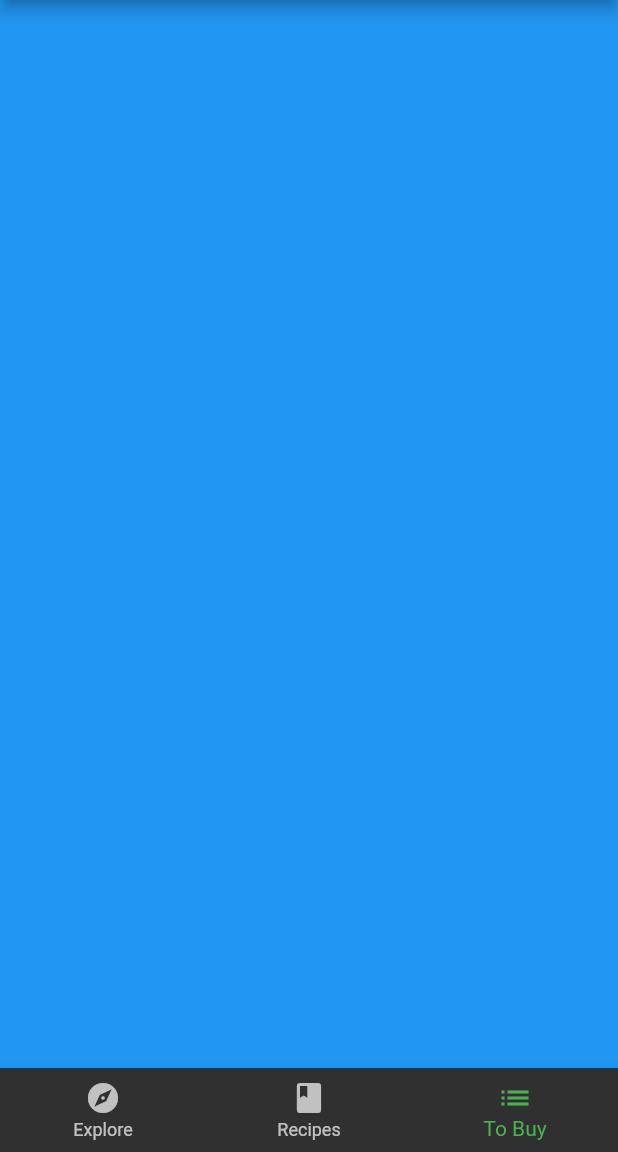
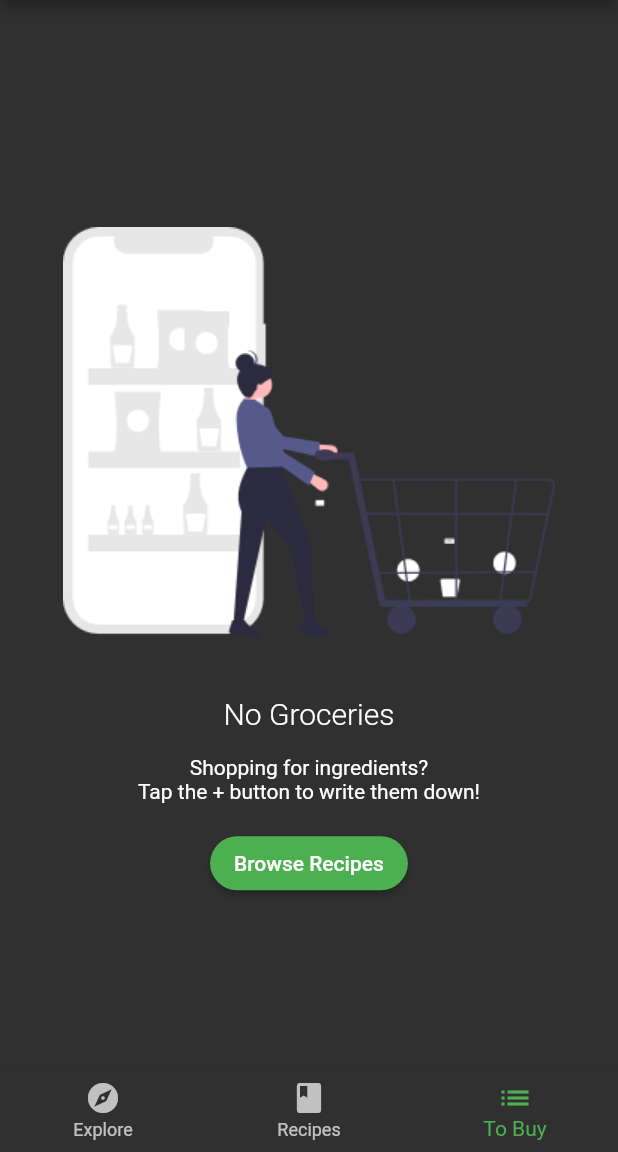
Before and after one commit to oaaees/Fooderlich-flutter, a Flutter app: the screen it shows after launch, item 3 of the bottom bar chosen, on a phone screen of 412 x 824 dp, the part 84-1236 px from its top. Run offline on Flutter 3.47's test engine with Material 2 defaults, Android fonts, the phone set to English and light mode, and no system bars; our stand-ins replace google_fonts.

Commit message:
Added empty_recipe_screen.dart and added a Provider to manage tab state

```diff
--- a/lib/api/mock_fooderlich_service.dart
+++ b/lib/api/mock_fooderlich_service.dart
@@ -17,7 +17,7 @@
   // Get sample explore recipes json to display in ui
   Future<List<ExploreRecipe>> _getTodayRecipes() async {
     // Simulate api request wait time
-    await Future.delayed(const Duration(milliseconds: 1000));
+    await Future.delayed(const Duration(milliseconds: 50));
     // Load json from file system
     final dataString =
         await _loadAsset('assets/sample_data/sample_explore_recipes.json');
@@ -39,7 +39,7 @@
   // Get the sample friend json posts to display in ui
   Future<List<Post>> _getFriendFeed() async {
     // Simulate api request wait time
-    await Future.delayed(const Duration(milliseconds: 1000));
+    await Future.delayed(const Duration(milliseconds: 500));
     // Load json from file system
     final dataString =
         await _loadAsset('assets/sample_data/sample_friends_feed.json');
@@ -61,7 +61,7 @@
   // Get the sample recipe json to display in ui
   Future<List<SimpleRecipe>> getRecipes() async {
     // Simulate api request wait time
-    await Future.delayed(const Duration(milliseconds: 1000));
+    await Future.delayed(const Duration(milliseconds: 500));
     // Load json from file system
     final dataString =
         await _loadAsset('assets/sample_data/sample_recipes.json');
--- a/lib/components/recipes_grid_view.dart
+++ b/lib/components/recipes_grid_view.dart
@@ -24,7 +24,7 @@
         gridDelegate: const SliverGridDelegateWithMaxCrossAxisExtent(
           //To make it one column, you can increase this number
           //until its bigger than the screen
-          maxCrossAxisExtent: 200,
+          maxCrossAxisExtent: 400,
         ),
         itemBuilder: (context, index) {
           final recipe = recipes[index];
--- a/lib/home.dart
+++ b/lib/home.dart
@@ -1,6 +1,10 @@
 import 'package:flutter/material.dart';
+import 'package:provider/provider.dart';
+import 'models/models.dart';
+
 import 'screens/explore_screen.dart';
 import 'screens/recipes_screen.dart';
+import 'screens/grocery_screen.dart';
 
 class Home extends StatefulWidget {
   const Home({super.key});
@@ -10,22 +14,15 @@
 }
 
 class HomeState extends State<Home> {
-  int _selectedIndex = 0;
-
   static List<Widget> pages = <Widget>[
     const ExploreScreen(),
     RecipeScreen(),
-    Container(color: Colors.blue),
+    const GroceryScreen(),
   ];
-
-  void _onItemTapped(int index) {
-    setState(() {
-      _selectedIndex = index;
-    });
-  }
 
   @override
   Widget build(BuildContext context) {
+    return Consumer<TabManager>(builder: (context, tabManager, child){
       return Scaffold(
         appBar: AppBar(
           title: Text(
@@ -33,12 +30,14 @@
             style: Theme.of(context).textTheme.titleLarge,
           ),
         ),
-      body: pages[_selectedIndex],
+        //TODO: replace body
+        body: pages[tabManager.selectedTab],
         bottomNavigationBar: BottomNavigationBar(
-        selectedItemColor: Theme.of(context).textSelectionTheme.selectionColor,
-        currentIndex: _selectedIndex,
-        onTap: _onItemTapped,
-        items: const <BottomNavigationBarItem>[
+          selectedItemColor: Theme.of(context)
+          .textSelectionTheme.selectionColor,
+          currentIndex: tabManager.selectedTab,
+          onTap: (index) { tabManager.goToTab(index); },
+          items: const [
             BottomNavigationBarItem(
               icon: Icon(Icons.explore),
               label: 'Explore',
@@ -54,5 +53,6 @@
           ],
         ),
       );
+    });
   }
 }
--- a/lib/main.dart
+++ b/lib/main.dart
@@ -2,6 +2,8 @@
 
 import 'package:flutter/material.dart';
 
+import 'package:provider/provider.dart';
+import 'models/models.dart';
 import 'fooderlich_theme.dart';
 import 'home.dart';
 
@@ -20,7 +22,13 @@
       ),
       theme: theme,
       title: 'Fooderlich',
-      home: const Home(),
+      home: MultiProvider(
+        providers: [
+          ChangeNotifierProvider(create: (context) => TabManager()),
+          //TODO: Add GroceryManager Provider
+        ],
+        child: const Home(),
+      )
     );
   }
 }
--- a/lib/models/models.dart
+++ b/lib/models/models.dart
@@ -2,3 +2,5 @@
 export 'post.dart';
 export 'simple_recipe.dart';
 export 'explore_data.dart';
+export 'grocery_item.dart';
+export 'tab_manager.dart';
--- /dev/null
+++ b/lib/models/tab_manager.dart
@@ -0,0 +1,15 @@
+import 'package:flutter/material.dart';
+
+class TabManager extends ChangeNotifier {
+  int selectedTab = 0;
+
+  void goToTab(index){
+    selectedTab = index;
+    notifyListeners();
+  }
+
+  void goToRecipes(){
+    selectedTab = 1;
+    notifyListeners();
+  }
+}
--- /dev/null
+++ b/lib/screens/empty_grocery_screen.dart
@@ -0,0 +1,49 @@
+import 'package:flutter/material.dart';
+import 'package:provider/provider.dart';
+import '../models/models.dart';
+
+class EmptyGroceryScreen extends StatelessWidget {
+  const EmptyGroceryScreen({super.key});
+
+  @override
+  Widget build(BuildContext context){
+    //TODO: Replace and add layout widgets
+    return Padding(
+      padding: const EdgeInsets.all(30),
+      child: Center(
+        child: Column(
+          mainAxisAlignment: MainAxisAlignment.center,
+          children: [
+            Flexible(
+              child: AspectRatio(
+                aspectRatio: 1/1,
+                child: Image.asset('assets/fooderlich_assets/empty_list.png')
+              )
+            ),
+            Text(
+              'No Groceries',
+              style: Theme.of(context).textTheme.headline6,
+            ),
+            const SizedBox(height: 16),
+            const Text(
+              'Shopping for ingredients?\nTap the + button to write them down!',
+              textAlign: TextAlign.center,
+            ),
+            const SizedBox(height: 16),
+            MaterialButton(
+              textColor: Colors.white,
+              shape: RoundedRectangleBorder(
+                borderRadius: BorderRadius.circular(30)
+              ),
+              color: Colors.green,
+              onPressed: (){
+                Provider.of<TabManager>(context, listen: false).goToRecipes();
+              },
+              child: const Text('Browse Recipes'),
+            )
+          ],
+        )
+      ),
+    );
+  }
+}
--- /dev/null
+++ b/lib/screens/grocery_screen.dart
@@ -0,0 +1,14 @@
+import 'package:flutter/material.dart';
+
+import 'empty_grocery_screen.dart';
+
+class GroceryScreen extends StatelessWidget {
+  const GroceryScreen({super.key});
+
+  @override
+  Widget build(BuildContext context){
+    //TODO: Add a scaffold widget
+    return const EmptyGroceryScreen();
+  }
+  // TODO: Add buildGroceryScreen
+}
--- a/pubspec.yaml
+++ b/pubspec.yaml
@@ -11,6 +11,7 @@
   flutter:
     sdk: flutter
   google_fonts: ^4.0.1
+  provider: ^6.0.3
   file: ^6.1.4
 
 dev_dependencies:
@@ -27,3 +28,4 @@
     - assets/sample_data/
     - assets/profile_pics/
     - assets/fonts/
+    - assets/fooderlich_assets/
```
Also changed, not shown: lib/models/grocery_item.dart (added, +47 -0 lines), pubspec.lock. Lines whose indentation alone changed are shown as unchanged.
